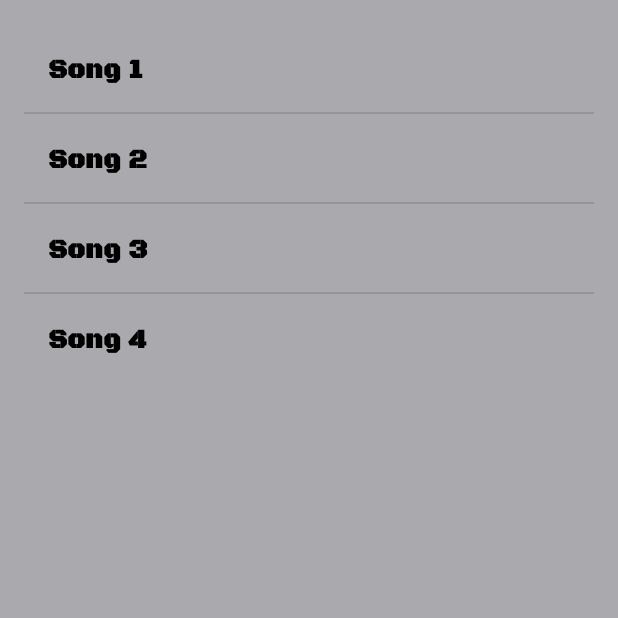
After one commit to drdrouse/Cassette_Player, an Android app: the SongSelectionActivity screen opened directly, with no data from a screen before it, on a phone screen of 412 x 824 dp, the top half of it. The commit adds this screen. Run offline under Robolectric (Android 15) with nearby library versions, the phone set to English and light mode, and no system bars.

Commit message:
Music_Menu_v0.1

```diff
--- /dev/null
+++ b/app/src/main/java/com/example/cassette_player/SongSelectionActivity.kt
@@ -0,0 +1,36 @@
+package com.example.cassette_player
+
+import android.app.Activity
+import android.content.Intent
+import android.os.Bundle
+import android.widget.AdapterView
+import android.widget.ArrayAdapter
+import android.widget.ListView
+import androidx.appcompat.app.AppCompatActivity
+
+class SongSelectionActivity : AppCompatActivity() {
+
+    override fun onCreate(savedInstanceState: Bundle?) {
+        super.onCreate(savedInstanceState)
+        setContentView(R.layout.activity_song_selection)
+
+        // Пример списка песен
+        val songList = listOf("Song 1", "Song 2", "Song 3", "Song 4")
+
+        // Настройка ListView
+        val listView = findViewById<ListView>(R.id.song_list)
+        val adapter = ArrayAdapter(this, R.layout.list_item_song, R.id.song_title, songList)
+        listView.adapter = adapter
+
+        // Обработка нажатия на элемент списка
+        listView.onItemClickListener = AdapterView.OnItemClickListener { _, _, position, _ ->
+            val selectedSong = songList[position]
+
+            // Возвращаем результат в MainActivity
+            val resultIntent = Intent()
+            resultIntent.putExtra("selected_song", selectedSong)
+            setResult(Activity.RESULT_OK, resultIntent)
+            finish() // Закрываем SongSelectionActivity после выбора
+        }
+    }
+}
--- /dev/null
+++ b/app/src/main/res/layout/activity_song_selection.xml
@@ -0,0 +1,15 @@
+<!-- res/layout/activity_song_selection.xml -->
+<LinearLayout
+    xmlns:android="http://schemas.android.com/apk/res/android"
+    android:layout_width="match_parent"
+    android:layout_height="match_parent"
+    android:orientation="vertical"
+    android:padding="16dp"
+    android:background="@color/metal">
+
+    <!-- RecyclerView или ListView для отображения списка песен -->
+    <ListView
+        android:id="@+id/song_list"
+        android:layout_width="match_parent"
+        android:layout_height="wrap_content"/>
+</LinearLayout>
--- /dev/null
+++ b/app/src/main/res/layout/list_item_song.xml
@@ -0,0 +1,10 @@
+<TextView
+    xmlns:android="http://schemas.android.com/apk/res/android"
+    android:id="@+id/song_title"
+    android:layout_width="match_parent"
+    android:layout_height="wrap_content"
+    android:padding="16dp"
+    android:textSize="18sp"
+    android:fontFamily="@font/black_ops_one"
+    android:textColor="@color/black"
+    android:textStyle="bold" />
```
Also changed, not shown: app/src/main/AndroidManifest.xml (+3 -4 lines), app/src/main/java/com/example/cassette_player/MainActivity.kt (+29 -2 lines).
